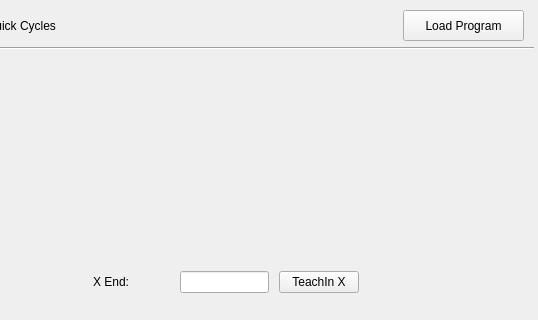
First picture: the form in src/teachinlathe/widgets/quick_cycles/quick_cycles.ui, repository 85vmh/teachinlathe, before the edit; both pictures show x 482 to 1020 and y 0 to 320 of the 1020 by 680 pixel window.
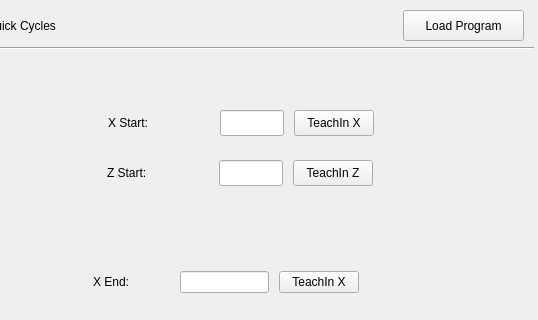
Second picture: the form after the edit. The open tabs and pages were chosen to show the change. Custom widgets are drawn as their Qt base class.

Commit message: Run QuickPrograms 4

Diff of the .ui file:
```diff
--- a/src/teachinlathe/widgets/quick_cycles/quick_cycles.ui
+++ b/src/teachinlathe/widgets/quick_cycles/quick_cycles.ui
@@ -363,6 +363,126 @@
       </item>
      </layout>
     </widget>
+    <widget class="QLabel" name="label_60">
+     <property name="geometry">
+      <rect>
+       <x>590</x>
+       <y>65</y>
+       <width>102</width>
+       <height>26</height>
+      </rect>
+     </property>
+     <property name="styleSheet">
+      <string notr="true">font: 11pt &quot;Noto Sans&quot;;</string>
+     </property>
+     <property name="text">
+      <string>X Start:</string>
+     </property>
+    </widget>
+    <widget class="TeachInLineEdit" name="turningXStart">
+     <property name="geometry">
+      <rect>
+       <x>702</x>
+       <y>65</y>
+       <width>64</width>
+       <height>26</height>
+      </rect>
+     </property>
+     <property name="alignment">
+      <set>Qt::AlignRight|Qt::AlignTrailing|Qt::AlignVCenter</set>
+     </property>
+     <property name="referenceType" stdset="0">
+      <number>1</number>
+     </property>
+     <property name="axisNumber" stdset="0">
+      <number>0</number>
+     </property>
+     <property name="inchFormat" stdset="0">
+      <string>%9.4f</string>
+     </property>
+     <property name="millimeterFormat" stdset="0">
+      <string>%10.3f</string>
+     </property>
+     <property name="degreeFormat" stdset="0">
+      <string>%10.2f</string>
+     </property>
+     <property name="latheMode" stdset="0">
+      <number>2</number>
+     </property>
+    </widget>
+    <widget class="QPushButton" name="turningTeachXStartBtn">
+     <property name="geometry">
+      <rect>
+       <x>776</x>
+       <y>65</y>
+       <width>80</width>
+       <height>26</height>
+      </rect>
+     </property>
+     <property name="text">
+      <string>TeachIn X</string>
+     </property>
+    </widget>
+    <widget class="TeachInLineEdit" name="turningZStart">
+     <property name="geometry">
+      <rect>
+       <x>701</x>
+       <y>115</y>
+       <width>64</width>
+       <height>26</height>
+      </rect>
+     </property>
+     <property name="alignment">
+      <set>Qt::AlignRight|Qt::AlignTrailing|Qt::AlignVCenter</set>
+     </property>
+     <property name="referenceType" stdset="0">
+      <number>1</number>
+     </property>
+     <property name="axisNumber" stdset="0">
+      <number>2</number>
+     </property>
+     <property name="inchFormat" stdset="0">
+      <string>%9.4f</string>
+     </property>
+     <property name="millimeterFormat" stdset="0">
+      <string>%10.3f</string>
+     </property>
+     <property name="degreeFormat" stdset="0">
+      <string>%10.2f</string>
+     </property>
+     <property name="latheMode" stdset="0">
+      <number>2</number>
+     </property>
+    </widget>
+    <widget class="QLabel" name="label_61">
+     <property name="geometry">
+      <rect>
+       <x>589</x>
+       <y>115</y>
+       <width>102</width>
+       <height>26</height>
+      </rect>
+     </property>
+     <property name="styleSheet">
+      <string notr="true">font: 11pt &quot;Noto Sans&quot;;</string>
+     </property>
+     <property name="text">
+      <string>Z Start:</string>
+     </property>
+    </widget>
+    <widget class="QPushButton" name="turningTeachZStartBtn">
+     <property name="geometry">
+      <rect>
+       <x>775</x>
+       <y>115</y>
+       <width>80</width>
+       <height>26</height>
+      </rect>
+     </property>
+     <property name="text">
+      <string>TeachIn Z</string>
+     </property>
+    </widget>
    </widget>
    <widget class="QWidget" name="pageBoring">
     <widget class="QWidget" name="gridLayoutWidget_3">
```
Left out of the diff: 34 changed lines with no effect on the pictures. The commit also changes 3 other files.
